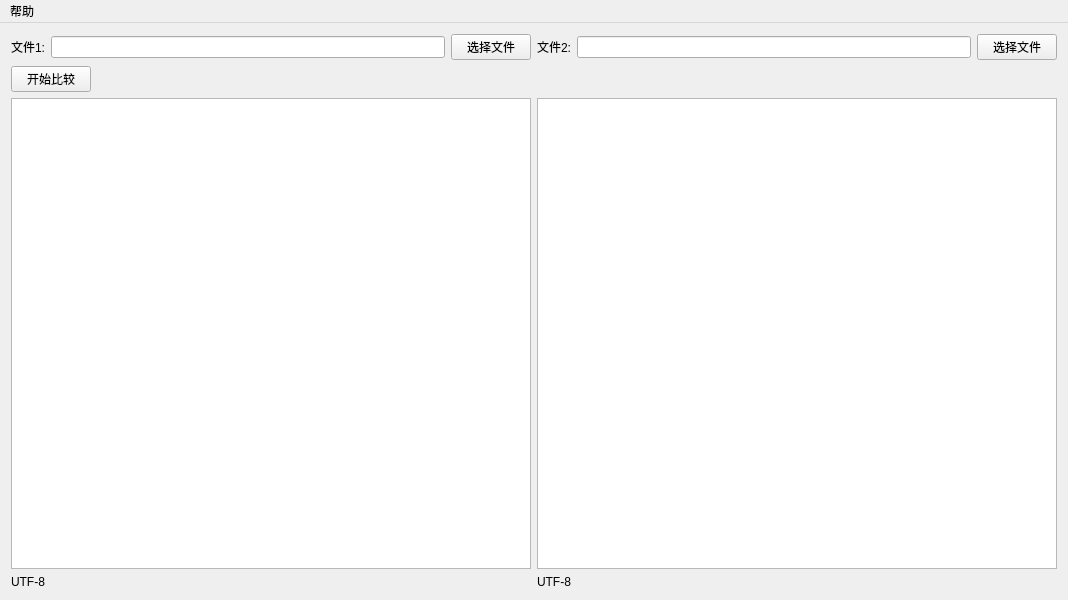
Old version of the form filediff.ui in the repository SunnyYuer/FileRefSync.
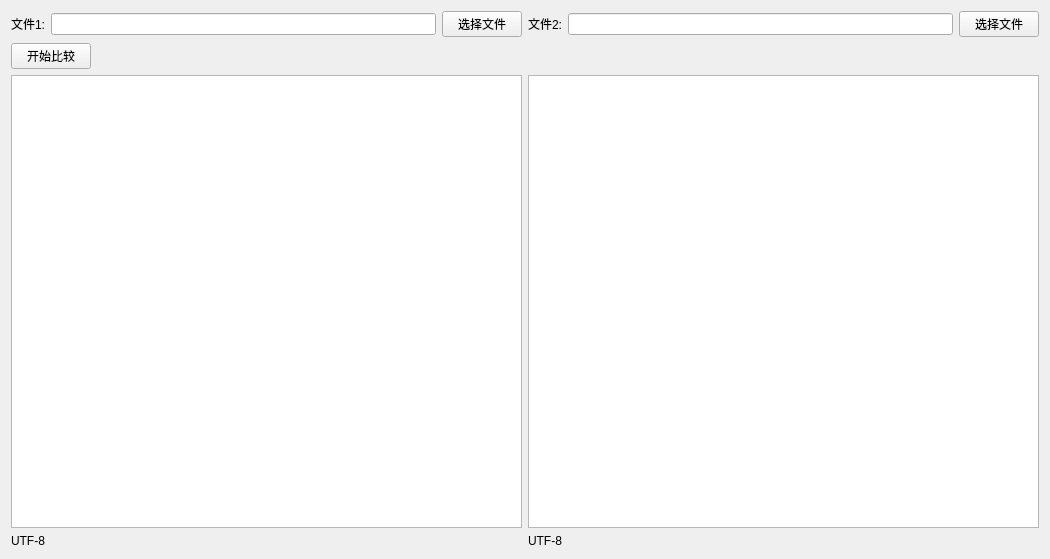
New version of the form. Custom widgets are drawn as their Qt base class.

```diff
--- a/filediff.ui
+++ b/filediff.ui
@@ -6,22 +6,10 @@
    <rect>
     <x>0</x>
     <y>0</y>
-    <width>1068</width>
-    <height>600</height>
+    <width>1050</width>
+    <height>559</height>
    </rect>
   </property>
-  <property name="sizePolicy">
-   <sizepolicy hsizetype="Preferred" vsizetype="Preferred">
-    <horstretch>0</horstretch>
-    <verstretch>0</verstretch>
-   </sizepolicy>
-  </property>
-  <property name="minimumSize">
-   <size>
-    <width>800</width>
-    <height>600</height>
-   </size>
-  </property>
   <property name="windowTitle">
    <string>文件参照同步工具</string>
   </property>
@@ -139,23 +127,6 @@
     </item>
    </layout>
   </widget>
-  <widget class="QMenuBar" name="menuBar">
-   <property name="geometry">
-    <rect>
-     <x>0</x>
-     <y>0</y>
-     <width>1068</width>
-     <height>23</height>
-    </rect>
-   </property>
-   <widget class="QMenu" name="menu">
-    <property name="title">
-     <string>帮助</string>
-    </property>
-    <addaction name="action"/>
-   </widget>
-   <addaction name="menu"/>
-  </widget>
   <action name="action">
    <property name="text">
     <string>关于</string>
```
Left out of the diff: 2 changed lines with no effect on the pictures.
